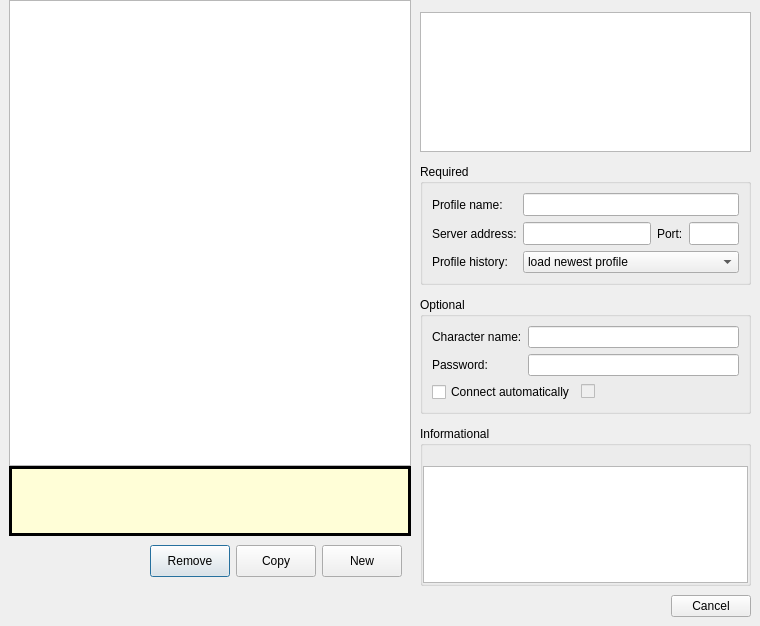
Mudlet/Mudlet, file src/ui/connection_profiles.ui: the form before one commit.
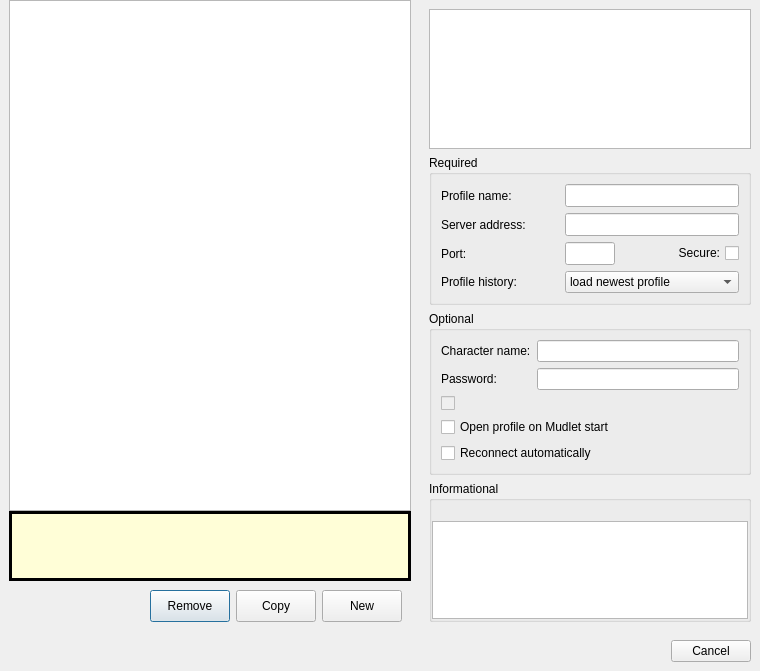
The form after the commit. Icons and pictures are not drawn.

What changed in the file:
```diff
--- a/src/ui/connection_profiles.ui
+++ b/src/ui/connection_profiles.ui
@@ -7,7 +7,7 @@
     <x>0</x>
     <y>0</y>
     <width>760</width>
-    <height>626</height>
+    <height>671</height>
    </rect>
   </property>
   <property name="minimumSize">
@@ -2168,21 +2168,6 @@
          </size>
         </property>
         <layout class="QVBoxLayout" name="verticalLayout">
-         <property name="spacing">
-          <number>12</number>
-         </property>
-         <property name="leftMargin">
-          <number>0</number>
-         </property>
-         <property name="topMargin">
-          <number>12</number>
-         </property>
-         <property name="rightMargin">
-          <number>9</number>
-         </property>
-         <property name="bottomMargin">
-          <number>0</number>
-         </property>
          <item>
           <widget class="QTextBrowser" name="welcome_message">
            <property name="enabled">
@@ -2223,9 +2208,6 @@
             <string>Required</string>
            </property>
            <layout class="QGridLayout" name="gridLayout">
-            <property name="topMargin">
-             <number>9</number>
-            </property>
             <item row="0" column="0">
              <widget class="QLabel" name="label_profileName">
               <property name="text">
@@ -2233,7 +2215,7 @@
               </property>
              </widget>
             </item>
-            <item row="0" column="1" colspan="3">
+            <item row="0" column="1" colspan="2">
              <widget class="QLineEdit" name="profile_name_entry">
               <property name="font">
                <font>
@@ -2253,7 +2235,7 @@
               </property>
              </widget>
             </item>
-            <item row="1" column="1">
+            <item row="1" column="1" colspan="2">
              <widget class="QLineEdit" name="host_name_entry">
               <property name="minimumSize">
                <size>
@@ -2269,14 +2251,14 @@
               </property>
              </widget>
             </item>
-            <item row="1" column="2">
+            <item row="2" column="0">
              <widget class="QLabel" name="label_port">
               <property name="text">
                <string>Port:</string>
               </property>
              </widget>
             </item>
-            <item row="1" column="3">
+            <item row="2" column="1">
              <widget class="QLineEdit" name="port_entry">
               <property name="minimumSize">
                <size>
@@ -2310,14 +2292,24 @@
               </property>
              </widget>
             </item>
-            <item row="2" column="0">
+            <item row="2" column="2">
+             <widget class="QCheckBox" name="port_ssl_tsl">
+              <property name="layoutDirection">
+               <enum>Qt::RightToLeft</enum>
+              </property>
+              <property name="text">
+               <string>Secure:</string>
+              </property>
+             </widget>
+            </item>
+            <item row="3" column="0">
              <widget class="QLabel" name="label_profileHistory">
               <property name="text">
                <string>Profile history:</string>
               </property>
              </widget>
             </item>
-            <item row="2" column="1" colspan="3">
+            <item row="3" column="1" colspan="2">
              <widget class="QComboBox" name="profile_history">
               <property name="sizePolicy">
                <sizepolicy hsizetype="Expanding" vsizetype="Fixed">
@@ -2371,16 +2363,6 @@
               </property>
              </widget>
             </item>
-            <item row="1" column="1">
-             <widget class="QLineEdit" name="character_password_entry">
-              <property name="toolTip">
-               <string>Characters password. Note that the password isn't encrypted in storage</string>
-              </property>
-              <property name="echoMode">
-               <enum>QLineEdit::Password</enum>
-              </property>
-             </widget>
-            </item>
             <item row="0" column="0">
              <widget class="QLabel" name="label_characterName">
               <property name="text">
@@ -2398,22 +2380,7 @@
               </property>
              </widget>
             </item>
-            <item row="2" column="0" colspan="2">
-             <widget class="QWidget" name="widget_options_checkBoxes" native="true">
-              <layout class="QHBoxLayout" name="horizontalLayout_6">
-               <property name="leftMargin">
-                <number>0</number>
-               </property>
-               <property name="topMargin">
-                <number>0</number>
-               </property>
-               <property name="rightMargin">
-                <number>0</number>
-               </property>
-               <property name="bottomMargin">
-                <number>0</number>
-               </property>
-               <item>
+            <item row="3" column="0" colspan="2">
                 <widget class="QCheckBox" name="autologin_checkBox">
                  <property name="sizePolicy">
                   <sizepolicy hsizetype="Maximum" vsizetype="Fixed">
@@ -2428,11 +2395,31 @@
                   <enum>Qt::LeftToRight</enum>
                  </property>
                  <property name="text">
-                  <string>Connect automatically</string>
+               <string>Open profile on Mudlet start</string>
                  </property>
                 </widget>
                </item>
-               <item>
+            <item row="4" column="0" colspan="2">
+             <widget class="QCheckBox" name="auto_reconnect">
+              <property name="layoutDirection">
+               <enum>Qt::LeftToRight</enum>
+              </property>
+              <property name="text">
+               <string>Reconnect automatically</string>
+              </property>
+             </widget>
+            </item>
+            <item row="1" column="1">
+             <widget class="QLineEdit" name="character_password_entry">
+              <property name="toolTip">
+               <string>Characters password. Note that the password isn't encrypted in storage</string>
+              </property>
+              <property name="echoMode">
+               <enum>QLineEdit::Password</enum>
+              </property>
+             </widget>
+            </item>
+            <item row="2" column="0">
                 <widget class="QCheckBox" name="discord_optin_checkBox">
                  <property name="enabled">
                   <bool>false</bool>
@@ -2453,9 +2440,6 @@
                    <height>22</height>
                   </size>
                  </property>
-                </widget>
-               </item>
-              </layout>
              </widget>
             </item>
            </layout>
```
Lines whose indentation alone changed are shown as unchanged.
